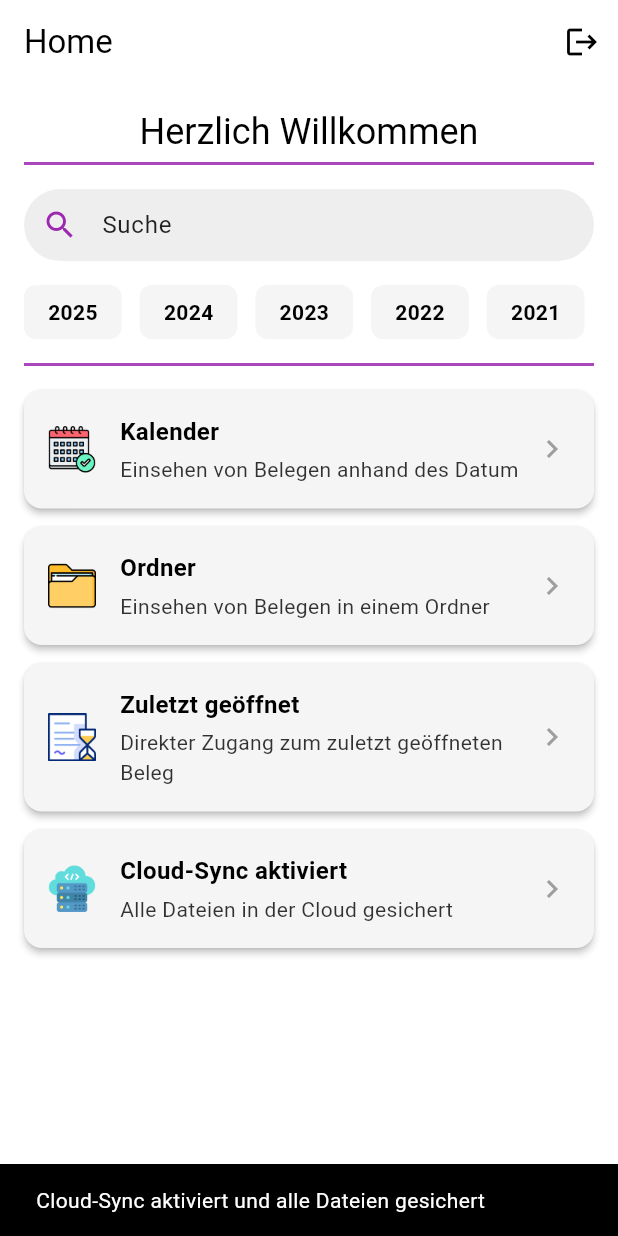
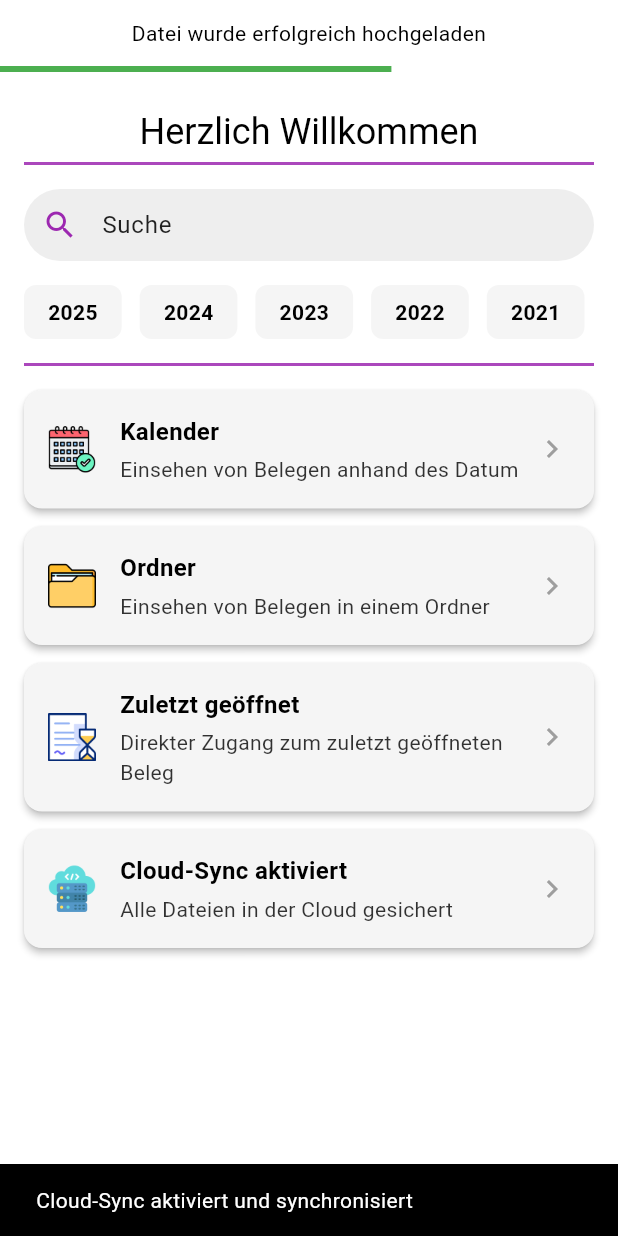
Before and after one commit to Cassiopeiaee/beleg_speicher, a Flutter app: the HomePage screen opened directly with empty values, after a tap on "Cloud-Speicher", on a phone screen of 412 x 824 dp. Run offline on Flutter 3.47's test engine with Material 3 defaults, Android fonts, the phone set to English and light mode, and no system bars; our stand-ins replace cloud_firestore, file_picker, firebase_auth, firebase_core, firebase_storage, flutter_local_notifications and 7 more; missing offline and left inert: file_selector; accounts and stored records are empty.

Commit message:
Major Cloud fix

```diff
--- a/lib/calendar.dart
+++ b/lib/calendar.dart
@@ -6,7 +6,7 @@ import 'package:shared_preferences/shared_preferences.dart';
 import 'package:table_calendar/table_calendar.dart';
 import 'package:intl/intl.dart';
 import 'package:intl/date_symbol_data_local.dart';
-import 'package:beleg_speicher/inside_ordner.dart';
+import 'inside_ordner.dart';
 
 // Notification-Pakete
 import 'package:flutter_local_notifications/flutter_local_notifications.dart';
--- /dev/null
+++ b/lib/cloud_sync_manager.dart
@@ -0,0 +1,164 @@
+// lib/cloud_sync_manager.dart
+
+import 'dart:io';
+import 'package:flutter/foundation.dart';
+import 'package:shared_preferences/shared_preferences.dart';
+import 'package:firebase_auth/firebase_auth.dart';
+import 'package:cloud_firestore/cloud_firestore.dart';
+import 'package:firebase_storage/firebase_storage.dart';
+import 'package:path_provider/path_provider.dart';
+
+/// Verwaltet Cloud-Sync mithilfe der Firebase-UID als Schlüssel
+class CloudSyncManager {
+  static const _prefsKey = 'cloudSyncEnabled';
+
+  /// Lokaler Flag (für schnellen UI-Start)
+  static Future<bool> isSyncEnabledLocal() async {
+    final prefs = await SharedPreferences.getInstance();
+    return prefs.getBool(_prefsKey) ?? false;
+  }
+
+  /// Remote-Flag aus Firestore laden.
+  /// Legt bei fehlendem Doc automatisch cloudSyncEnabled=true an.
+  static Future<bool> fetchRemoteSyncFlag() async {
+    final user = FirebaseAuth.instance.currentUser;
+    if (user == null) return false;
+    final uid = user.uid;
+    final docRef = FirebaseFirestore.instance.collection('users').doc(uid);
+    final snap = await docRef.get();
+    if (!snap.exists) {
+      // Erstinitialisierung: direkt aktivieren
+      await setRemoteSyncFlag(true);
+      return true;
+    }
+    final enabled = snap.data()?['cloudSyncEnabled'] as bool? ?? false;
+    // lokal cachen
+    final prefs = await SharedPreferences.getInstance();
+    await prefs.setBool(_prefsKey, enabled);
+    return enabled;
+  }
+
+  /// Remote-Flag in Firestore setzen *und* lokal cachen
+  static Future<void> setRemoteSyncFlag(bool enabled) async {
+    final user = FirebaseAuth.instance.currentUser;
+    if (user == null) return;
+    final uid = user.uid;
+    final docRef = FirebaseFirestore.instance.collection('users').doc(uid);
+    await docRef.set(
+      {'cloudSyncEnabled': enabled},
+      SetOptions(merge: true),
+    );
+    final prefs = await SharedPreferences.getInstance();
+    await prefs.setBool(_prefsKey, enabled);
+  }
+
+  /// Listet alle Ordner (Prefix) unter backups/{uid}/ in Firebase Storage
+  static Future<List<String>> listCloudFolders() async {
+    final user = FirebaseAuth.instance.currentUser;
+    if (user == null) return [];
+    final uid = user.uid;
+    final res = await FirebaseStorage.instance
+        .ref('backups/$uid')
+        .listAll();
+    return res.prefixes.map((p) => p.name).toList();
+  }
+
+  /// Listet alle Dateien in einem Cloud-Ordner backups/{uid}/{folder}/
+  /// und gibt hierzu die Download-URLs zurück.
+  static Future<List<String>> listFilesInCloud(String folder) async {
+    final user = FirebaseAuth.instance.currentUser;
+    if (user == null) return [];
+    final uid = user.uid;
+    final res = await FirebaseStorage.instance
+        .ref('backups/$uid/$folder')
+        .listAll();
+    final urls = <String>[];
+    for (final item in res.items) {
+      final url = await item.getDownloadURL();
+      urls.add(url);
+    }
+    return urls;
+  }
+
+  /// Uploadt alle lokal existierenden Dokumente in die Cloud
+  static Future<void> uploadLocalToCloud() async {
+    final prefs = await SharedPreferences.getInstance();
+    final user = FirebaseAuth.instance.currentUser;
+    if (user == null) return;
+    final uid = user.uid;
+
+    final storage = FirebaseStorage.instance;
+    final filesCol = FirebaseFirestore.instance
+        .collection('users')
+        .doc(uid)
+        .collection('files');
+
+    for (final key in prefs.getKeys()) {
+      if (!key.startsWith('docs_')) continue;
+      final folder = key.substring('docs_'.length);
+      final paths = prefs.getStringList(key) ?? [];
+      for (final path in paths) {
+        final file = File(path);
+        if (!await file.exists()) continue;
+        final name = path.split(Platform.pathSeparator).last;
+        final ref = storage.ref('backups/$uid/$folder/$name');
+        try {
+          await ref.putFile(file);
+          await filesCol.doc('$folder/$name').set({
+            'folder': folder,
+            'fileName': name,
+            'storagePath': ref.fullPath,
+            'updatedAt': FieldValue.serverTimestamp(),
+          });
+          debugPrint('Upload $path erfolgreich');
+        } catch (e) {
+          debugPrint('Upload $path fehlgeschlagen: $e');
+        }
+      }
+    }
+  }
+
+  /// Downloadt alle in der Cloud gespeicherten Dateien herunter
+  /// und legt sie lokal ab
+  static Future<void> downloadCloudToLocal() async {
+    final prefs = await SharedPreferences.getInstance();
+    final user = FirebaseAuth.instance.currentUser;
+    if (user == null) return;
+    final uid = user.uid;
+
+    final filesCol = FirebaseFirestore.instance
+        .collection('users')
+        .doc(uid)
+        .collection('files');
+    final storage = FirebaseStorage.instance;
+    final localRoot = await getApplicationDocumentsDirectory();
+
+    final snapshot = await filesCol.get();
+    for (final doc in snapshot.docs) {
+      final data = doc.data();
+      final folder = data['folder'] as String;
+      final name = data['fileName'] as String;
+      final storagePath = data['storagePath'] as String;
+
+      final dir = Directory('${localRoot.path}/$folder');
+      if (!await dir.exists()) await dir.create(recursive: true);
+
+      final file = File('${dir.path}/$name');
+      try {
+        final bytes = await storage.ref(storagePath).getData();
+        if (bytes != null) {
+          await file.writeAsBytes(bytes, flush: true);
+          final key = 'docs_$folder';
+          final list = prefs.getStringList(key) ?? [];
+          if (!list.contains(file.path)) {
+            list.add(file.path);
+            await prefs.setStringList(key, list);
+          }
+          debugPrint('Download $storagePath → ${file.path} erfolgreich');
+        }
+      } catch (e) {
+        debugPrint('Download $storagePath fehlgeschlagen: $e');
+      }
+    }
+  }
+}
--- a/lib/home_page.dart
+++ b/lib/home_page.dart
@@ -1,22 +1,17 @@
 // lib/home_page.dart
 
 import 'dart:io';
-
 import 'package:flutter/material.dart';
-import 'package:firebase_storage/firebase_storage.dart';
+import 'package:firebase_auth/firebase_auth.dart';
 import 'package:shared_preferences/shared_preferences.dart';
 import 'package:open_file/open_file.dart';
 
-// Firebase:
-import 'package:firebase_auth/firebase_auth.dart';
-import 'package:cloud_firestore/cloud_firestore.dart';
+import 'cloud_sync_manager.dart';
+import 'ordner_page.dart';
+import 'calendar.dart';
+import 'year_beleg.dart';
+import 'LandingPage.dart';
 
-import 'package:beleg_speicher/LandingPage.dart';
-import 'package:beleg_speicher/ordner_page.dart';
-import 'package:beleg_speicher/calendar.dart';
-import 'package:beleg_speicher/year_beleg.dart';
-
-const _prefsCloudKey = 'cloud_sync_enabled';
 const _earliestYear = 2021;
 
 class HomePage extends StatefulWidget {
@@ -36,6 +31,7 @@ class HomePage extends StatefulWidget {
 class _HomePageState extends State<HomePage> {
   bool _cloudEnabled = false;
   late final List<int> _years;
+  OverlayEntry? _uploadOverlay;
 
   @override
   void initState() {
@@ -43,73 +39,72 @@ class _HomePageState extends State<HomePage> {
     _years = [
       for (int y = DateTime.now().year; y >= _earliestYear; y--) y,
     ];
-    _loadCloudFlag();
+    _initializeSync();
   }
 
-  Future<void> _loadCloudFlag() async {
-    final prefs = await SharedPreferences.getInstance();
-    setState(() {
-      _cloudEnabled = prefs.getBool(_prefsCloudKey) ?? false;
-    });
+  Future<void> _initializeSync() async {
+    // Remote-Flag aus Firestore holen
+    final enabled = await CloudSyncManager.fetchRemoteSyncFlag();
+    setState(() => _cloudEnabled = enabled);
+
+    if (enabled) {
+      // Daten vom Cloud-Backup lokal herunterladen
+      await CloudSyncManager.downloadCloudToLocal();
+    }
   }
 
-  Future<void> _enableCloudSync() async {
-    final prefs = await SharedPreferences.getInstance();
+  Future<void> _toggleCloudSync() async {
     if (_cloudEnabled) {
+      // Deaktivieren: Remote-Flag ausschalten
+      await CloudSyncManager.setRemoteSyncFlag(false);
+      setState(() => _cloudEnabled = false);
       ScaffoldMessenger.of(context).showSnackBar(
-        const SnackBar(content: Text('Cloud-Sync ist bereits aktiviert')),
+        const SnackBar(content: Text('Cloud-Sync deaktiviert')),
       );
-      return;
+    } else {
+      // Aktivieren: erst lokal hochladen
+      await CloudSyncManager.uploadLocalToCloud();
+      // Pop-up anzeigen, wenn Upload abgeschlossen ist
+      _showUploadNotification();
+
+      // Remote-Flag setzen
+      await CloudSyncManager.setRemoteSyncFlag(true);
+      setState(() => _cloudEnabled = true);
+
+      // Anschließend alle Cloud-Dateien herunterladen
+      await CloudSyncManager.downloadCloudToLocal();
+      ScaffoldMessenger.of(context).showSnackBar(
+        const SnackBar(content: Text('Cloud-Sync aktiviert und synchronisiert')),
+      );
     }
+  }
 
-    final user = FirebaseAuth.instance.currentUser;
-    if (user == null) return;
-    final uid = user.uid;
-
-    final storage = FirebaseStorage.instance;
-    final filesCol = FirebaseFirestore.instance
-        .collection('users')
-        .doc(uid)
-        .collection('files');
-
-    // Alle lokal gespeicherten Dokumente in die Cloud laden
-    for (final key in prefs.getKeys()) {
-      if (!key.startsWith('docs_')) continue;
-      final folderName = key.substring('docs_'.length);
-      final paths = prefs.getStringList(key) ?? [];
-      for (final path in paths) {
-        final file = File(path);
-        if (!await file.exists()) continue;
-        final fileName = path.split(Platform.pathSeparator).last;
-        final ref = storage.ref('backups/$uid/$folderName/$fileName');
-        try {
-          await ref.putFile(file);
-          await filesCol.add({
-            'folder': folderName,
-            'fileName': fileName,
-            'uploadedAt': FieldValue.serverTimestamp(),
-            'storagePath': ref.fullPath,
-          });
-        } catch (e) {
-          debugPrint('Upload $path fehlgeschlagen: $e');
-        }
-      }
-    }
-
-    await prefs.setBool(_prefsCloudKey, true);
-    setState(() => _cloudEnabled = true);
-    ScaffoldMessenger.of(context).showSnackBar(
-      const SnackBar(content: Text('Cloud-Sync aktiviert und alle Dateien gesichert')),
+  void _showUploadNotification() {
+    final overlay = Overlay.of(context);
+    if (overlay == null) return;
+    _uploadOverlay = OverlayEntry(
+      builder: (context) => Positioned(
+        top: MediaQuery.of(context).padding.top,
+        left: 0,
+        right: 0,
+        child: _UploadNotification(
+          onDismissed: () {
+            _uploadOverlay?.remove();
+            _uploadOverlay = null;
+          },
+        ),
+      ),
     );
+    overlay.insert(_uploadOverlay!);
   }
 
   Future<void> _openLastOpened() async {
     final prefs = await SharedPreferences.getInstance();
     final path = prefs.getString('last_opened_doc');
     if (path != null && await File(path).exists()) {
-      final fileName = path.split(Platform.pathSeparator).last;
+      final name = path.split(Platform.pathSeparator).last;
       ScaffoldMessenger.of(context).showSnackBar(
-        SnackBar(content: Text('Öffne zuletzt geöffneten Beleg: $fileName')),
+        SnackBar(content: Text('Öffne zuletzt geöffneten Beleg: $name')),
       );
       await OpenFile.open(path);
     } else {
@@ -234,7 +229,7 @@ class _HomePageState extends State<HomePage> {
               subtitle: _cloudEnabled
                   ? 'Alle Dateien in der Cloud gesichert'
                   : 'Erstmalige Sicherung in die Cloud',
-              onTap: _enableCloudSync,
+              onTap: _toggleCloudSync,
             ),
           ],
         ),
@@ -324,3 +319,70 @@ class _PillButton extends StatelessWidget {
     );
   }
 }
+
+/// Ein kleines Overlay, das oben ein Popup anzeigt,
+/// mit Text und einer progress-animierten Leiste.
+class _UploadNotification extends StatefulWidget {
+  final VoidCallback onDismissed;
+  const _UploadNotification({required this.onDismissed});
+
+  @override
+  State<_UploadNotification> createState() => _UploadNotificationState();
+}
+
+class _UploadNotificationState extends State<_UploadNotification>
+    with SingleTickerProviderStateMixin {
+  late final AnimationController _controller;
+
+  @override
+  void initState() {
+    super.initState();
+    // Animation von v=1.0 → 0.0 in 3 Sekunden
+    _controller = AnimationController(
+      vsync: this,
+      duration: const Duration(seconds: 3),
+      value: 1.0,
+    )..reverse().whenComplete(() {
+      widget.onDismissed();
+    });
+  }
+
+  @override
+  void dispose() {
+    _controller.dispose();
+    super.dispose();
+  }
+
+  @override
+  Widget build(BuildContext context) {
+    return Material(
+      color: Colors.transparent,
+      child: Column(
+        mainAxisSize: MainAxisSize.min,
+        children: [
+          Container(
+            width: double.infinity,
+            color: Colors.white,
+            padding: const EdgeInsets.symmetric(vertical: 12, horizontal: 16),
+            child: const Text(
+              'Datei wurde erfolgreich hochgeladen',
+              textAlign: TextAlign.center,
+              style: TextStyle(color: Colors.black),
+            ),
+          ),
+          AnimatedBuilder(
+            animation: _controller,
+            builder: (context, _) {
+              return LinearProgressIndicator(
+                value: _controller.value,
+                backgroundColor: Colors.transparent,
+                valueColor: const AlwaysStoppedAnimation(Colors.green),
+                minHeight: 4,
+              );
+            },
+          ),
+        ],
+      ),
+    );
+  }
+}
--- a/lib/recently_opened.dart
+++ b/lib/recently_opened.dart
@@ -6,7 +6,7 @@ import 'dart:io';
 import 'package:flutter/material.dart';
 import 'package:shared_preferences/shared_preferences.dart';
 import 'package:open_file/open_file.dart';
-import 'inside_ordner.dart';
+import 'package:beleg_speicher/inside_ordner.dart';
 
 class RecentlyOpenedPage extends StatelessWidget {
   const RecentlyOpenedPage({super.key});
```
Also changed, not shown: lib/LandingPage.dart (+2 -5 lines), lib/auth_screens.dart (+134 -27 lines), lib/inside_ordner.dart (+39 -25 lines), lib/ordner_page.dart (+61 -56 lines), 1 other file.
